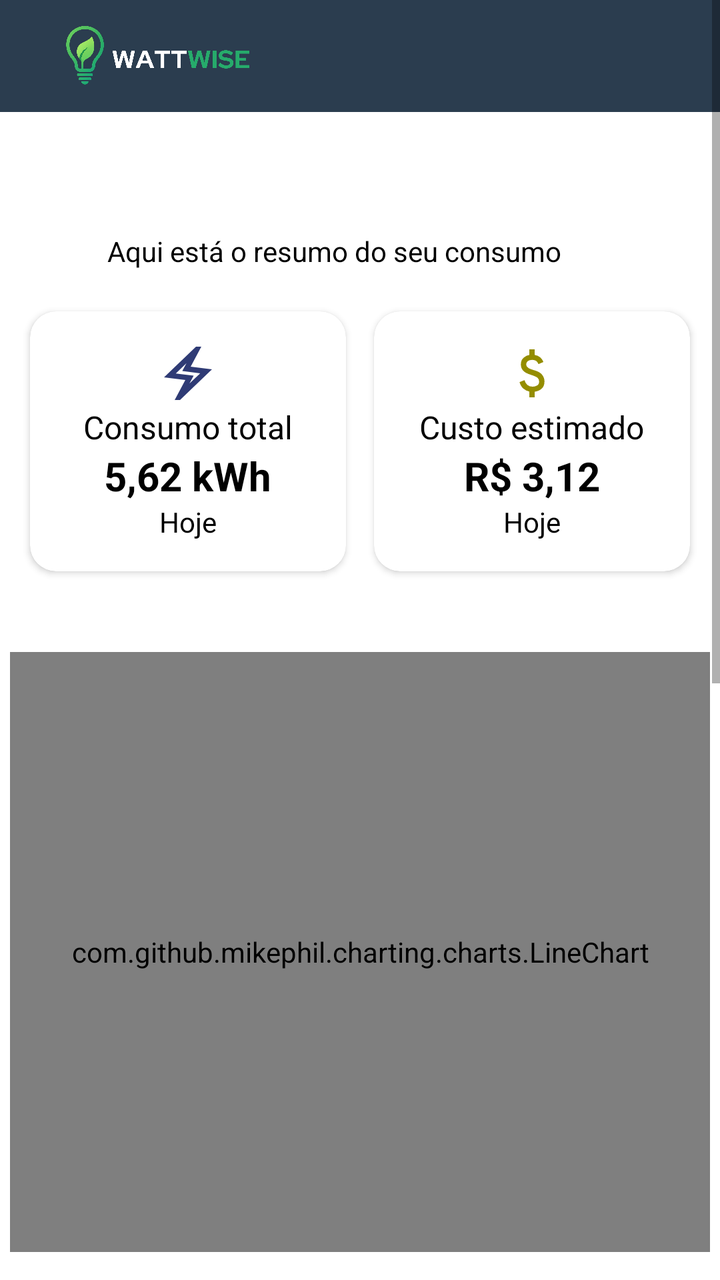
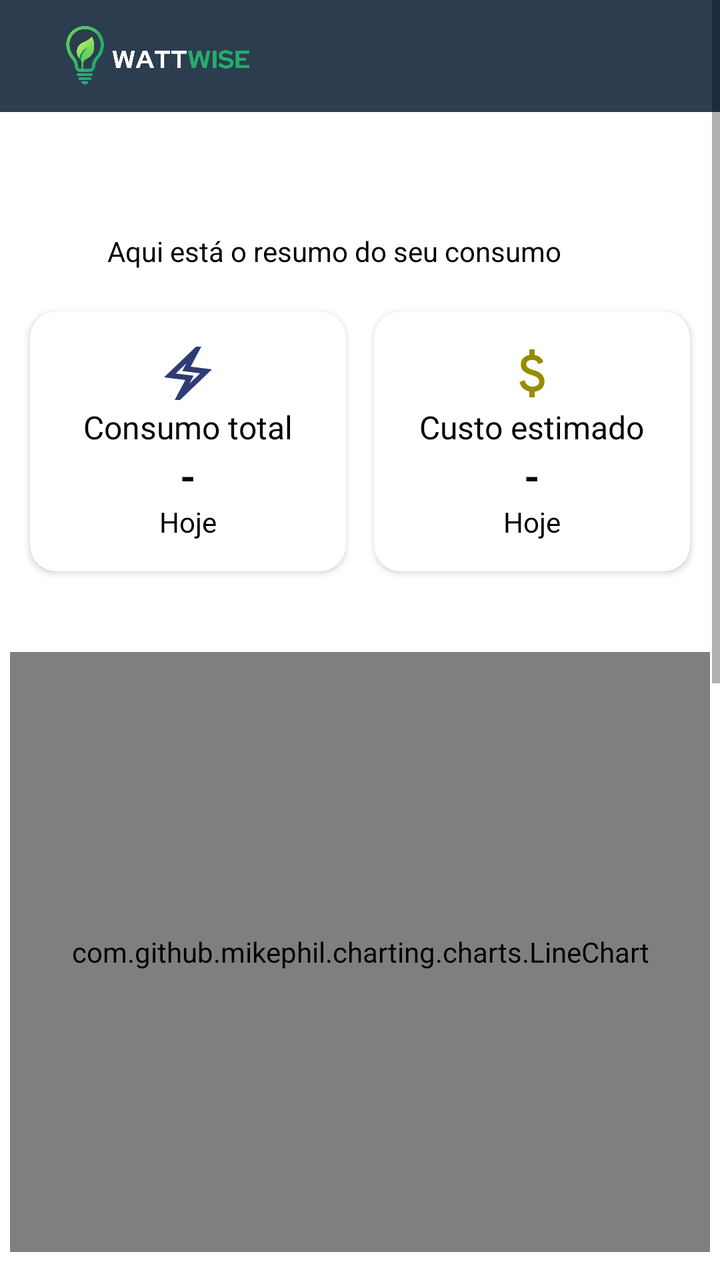

Two renders of the same Android screen: before a commit and after it. Below are the layout's source before the change and the commit's diff.
<!-- AndroidManifest.xml: application theme Theme.WattWiseApp -->
<!-- res/layout/activity_dashboard.xml -->
<?xml version="1.0" encoding="utf-8"?>
<ScrollView
    xmlns:android="http://schemas.android.com/apk/res/android"
    xmlns:app="http://schemas.android.com/apk/res-auto"
    xmlns:tools="http://schemas.android.com/tools"
    android:background="?android:attr/windowBackground"
    android:layout_width="match_parent"
    android:layout_height="match_parent"
    android:fillViewport="true">

    <androidx.constraintlayout.widget.ConstraintLayout
        android:id="@+id/main"
        android:layout_width="match_parent"
        android:layout_height="match_parent"
        tools:context=".Dashboard">

        
        <com.google.android.material.appbar.MaterialToolbar
            android:id="@+id/toolbar"
            android:layout_width="0dp"
            android:layout_height="wrap_content"
            android:background="#2B3D4F"
            android:title=""
            android:titleTextColor="@android:color/white"
            app:popupTheme="@style/MenuBranco"
            app:layout_constraintEnd_toEndOf="parent"
            app:layout_constraintStart_toStartOf="parent"
            app:layout_constraintTop_toTopOf="parent" />


        <ImageView
            android:layout_width="120dp"
            android:layout_height="32dp"
            android:layout_gravity="start"
            android:layout_marginStart="-200dp"
            android:scaleType="fitCenter"
            android:src="@drawable/logoo"
            app:layout_constraintBottom_toBottomOf="@+id/toolbar"
            app:layout_constraintEnd_toEndOf="@+id/toolbar"
            app:layout_constraintStart_toStartOf="@+id/toolbar"
            app:layout_constraintTop_toTopOf="parent" />

        
        <com.github.mikephil.charting.charts.PieChart
            android:id="@+id/pieChartConsumo"
            android:layout_width="match_parent"
            android:layout_height="300dp"
            android:layout_marginTop="24dp"
            app:layout_constraintEnd_toEndOf="parent"
            app:layout_constraintHorizontal_bias="0.0"
            app:layout_constraintStart_toStartOf="parent"
            app:layout_constraintTop_toBottomOf="@+id/txtHighlights2" />

        
        <com.github.mikephil.charting.charts.LineChart
            android:id="@+id/energyChart"
            android:layout_width="350dp"
            android:layout_height="300dp"
            android:layout_marginTop="270dp"
            app:layout_constraintEnd_toEndOf="parent"
            app:layout_constraintStart_toStartOf="parent"
            app:layout_constraintTop_toBottomOf="@+id/toolbar" />

        <TextView
            android:id="@+id/displayName"
            android:layout_width="100dp"
            android:layout_height="wrap_content"
            android:layout_marginStart="50dp"
            android:layout_marginTop="2dp"
            android:layout_marginBottom="-20dp"
            android:text=""
            android:textColor="@color/black"
            android:textSize="20sp"
            android:textStyle="bold"
            app:layout_constraintBottom_toTopOf="@+id/textView5"
            app:layout_constraintEnd_toEndOf="parent"
            app:layout_constraintHorizontal_bias="0.024"
            app:layout_constraintStart_toStartOf="parent"
            app:layout_constraintTop_toBottomOf="@+id/toolbar" />

        <TextView
            android:id="@+id/textView5"
            android:layout_width="wrap_content"
            android:layout_height="wrap_content"
            android:layout_marginStart="50dp"
            android:text="Aqui está o resumo do seu consumo"
            android:textColor="@color/black"
            app:layout_constraintBottom_toTopOf="@+id/layoutHigh"
            app:layout_constraintEnd_toEndOf="parent"
            app:layout_constraintHorizontal_bias="0.045"
            app:layout_constraintStart_toStartOf="parent"
            app:layout_constraintTop_toBottomOf="@+id/displayName" />

        <LinearLayout
            android:id="@+id/layoutHigh"
            android:layout_width="0dp"
            android:layout_height="wrap_content"
            android:gravity="center"
            android:orientation="horizontal"

            android:padding="8dp"
            app:layout_constraintBottom_toTopOf="@+id/energyChart"
            app:layout_constraintEnd_toEndOf="parent"
            app:layout_constraintHorizontal_bias="0.0"
            app:layout_constraintStart_toStartOf="parent"
            app:layout_constraintTop_toBottomOf="@+id/textView5">

            
            <androidx.cardview.widget.CardView
                android:id="@+id/cardLeft"
                android:layout_width="0dp"
                android:layout_height="wrap_content"
                android:layout_margin="7dp"
                android:layout_weight="1"
                app:cardCornerRadius="13dp"
                >

                <LinearLayout
                    android:layout_width="match_parent"
                    android:layout_height="130dp"
                    android:gravity="center"
                    android:orientation="vertical"

                    android:padding="12dp">

                    <ImageView
                        android:layout_width="32dp"
                        android:layout_height="32dp"
                        android:src="@drawable/outline_electric_bolt_24" />


                    <TextView
                        android:layout_width="wrap_content"
                        android:layout_height="wrap_content"
                        android:text="Consumo total"
                        android:textColor="#000000"
                        android:textSize="16sp" />

                    <TextView
                        android:layout_width="wrap_content"
                        android:layout_height="wrap_content"
                        android:text="5,62 kWh"
                        android:textColor="#000000"
                        android:textSize="20sp"
                        android:textStyle="bold" />

                    <TextView
                        android:layout_width="wrap_content"
                        android:layout_height="wrap_content"
                        android:text="Hoje"
                        android:textColor="#000000"
                        android:textSize="14sp" />

                </LinearLayout>
            </androidx.cardview.widget.CardView>

            
            <androidx.cardview.widget.CardView
                android:id="@+id/cardRight"
                android:layout_width="0dp"
                android:layout_height="wrap_content"
                android:layout_margin="7dp"
                android:layout_weight="1"
                app:cardCornerRadius="13dp"
                >

                <LinearLayout
                    android:layout_width="match_parent"
                    android:layout_height="130dp"
                    android:gravity="center"
                    android:orientation="vertical"

                    android:padding="12dp">

                    <ImageView
                        android:layout_width="32dp"
                        android:layout_height="32dp"
                        android:src="@drawable/outline_attach_money_24" />

                    <TextView
                        android:layout_width="wrap_content"
                        android:layout_height="wrap_content"
                        android:text="Custo estimado"
                        android:textColor="#000000"
                        android:textSize="16sp" />

                    <TextView
                        android:layout_width="wrap_content"
                        android:layout_height="wrap_content"
                        android:text="R$ 3,12"
                        android:textColor="#000000"
                        android:textSize="20sp"
                        android:textStyle="bold" />

                    <TextView
                        android:layout_width="wrap_content"
                        android:layout_height="wrap_content"
                        android:text="Hoje"
                        android:textColor="#000000"
                        android:textSize="14sp" />

                </LinearLayout>
            </androidx.cardview.widget.CardView>

        </LinearLayout>

        <TextView
            android:id="@+id/txtHighlights"
            android:layout_width="wrap_content"
            android:layout_height="wrap_content"
            android:layout_marginStart="16dp"
            android:layout_marginTop="34dp"
            android:layout_marginEnd="264dp"
            android:layout_marginBottom="170dp"
            android:text="Destaques de hoje"
            android:textColor="#000000"
            android:textSize="18sp"
            android:textStyle="bold"
            app:layout_constraintBottom_toTopOf="@+id/layoutHighlights"
            app:layout_constraintEnd_toEndOf="parent"
            app:layout_constraintHorizontal_bias="0.0"
            app:layout_constraintStart_toStartOf="parent"
            app:layout_constraintTop_toBottomOf="@id/energyChart"
            app:layout_constraintVertical_bias="0.049" />

        <TextView
            android:id="@+id/txtHighlights2"
            android:layout_width="wrap_content"
            android:layout_height="wrap_content"
            android:text="Ações principais"
            android:textColor="#000000"
            android:textSize="18sp"
            android:textStyle="bold"
            app:layout_constraintEnd_toEndOf="parent"
            app:layout_constraintHorizontal_bias="0.084"
            app:layout_constraintStart_toStartOf="parent"
            app:layout_constraintTop_toBottomOf="@+id/layoutHighlights" />

        <LinearLayout
            android:id="@+id/layoutHighlights"
            android:layout_width="0dp"
            android:layout_height="wrap_content"
            android:layout_marginTop="22dp"
            android:gravity="center"
            android:orientation="horizontal"
            app:layout_constraintEnd_toEndOf="parent"
            app:layout_constraintStart_toStartOf="parent"
            app:layout_constraintTop_toBottomOf="@+id/txtHighlights">

            
            <androidx.cardview.widget.CardView
                android:layout_width="0dp"
                android:layout_height="wrap_content"
                android:layout_margin="7dp"
                android:layout_weight="1"
                app:cardCornerRadius="13dp"
                >

                <LinearLayout
                    android:layout_width="match_parent"
                    android:layout_height="130dp"
                    android:gravity="center"
                    android:orientation="vertical"
                    android:background="#FFDFDF"
                    android:padding="12dp">

                    <ImageView
                        android:layout_width="32dp"
                        android:layout_height="32dp"
                        android:src="@drawable/outline_assignment_late_24" />

                    <TextView
                        android:layout_width="wrap_content"
                        android:layout_height="wrap_content"
                        android:layout_marginTop="6dp"
                        android:gravity="center"
                        android:text="Pico de consumo"
                        android:textAlignment="center"
                        android:textColor="#000000"
                        android:textSize="14sp"
                         />

                    <TextView
                        android:layout_width="wrap_content"
                        android:layout_height="wrap_content"
                        android:gravity="center"
                        android:text="2.3 kWh"
                        android:textColor="#000000"
                        android:textStyle="bold"
                        android:textAlignment="center"

                        app:cardCornerRadius="12dp"
                        android:textSize="14sp" />

                    <TextView
                        android:layout_width="wrap_content"
                        android:layout_height="wrap_content"
                        android:gravity="center"
                        android:text="às 14:35"
                        android:textAlignment="center"
                        android:textColor="#777777"
                        android:textSize="12sp" />
                </LinearLayout>
            </androidx.cardview.widget.CardView>

            
            <androidx.cardview.widget.CardView
                android:layout_width="0dp"
                android:layout_height="wrap_content"
                android:layout_margin="7dp"
                android:layout_weight="1"
                app:cardCornerRadius="13dp"
                >

                <LinearLayout
                    android:layout_width="match_parent"
                    android:layout_height="130dp"
                    android:gravity="center"
                    android:orientation="vertical"
                    android:background="#ECFFEC"
                    android:padding="12dp">

                    <ImageView
                        android:layout_width="32dp"
                        android:layout_height="32dp"
                        android:src="@drawable/outline_energy_savings_leaf_24" />

                    <TextView
                        android:layout_width="wrap_content"
                        android:layout_height="wrap_content"
                        android:layout_marginTop="6dp"
                        android:gravity="center"
                        android:text="Menor consumo"
                        android:textColor="#000000"
                        android:textAlignment="center"
                        android:textSize="14sp"
                         />

                    <TextView
                        android:layout_width="wrap_content"
                        android:layout_height="wrap_content"
                        android:gravity="center"
                        android:textStyle="bold"
                        android:text="0.32 kWh"
                        android:textAlignment="center"
                        android:textColor="#000000"
                        android:textSize="14sp" />

                    <TextView
                        android:layout_width="wrap_content"
                        android:layout_height="wrap_content"
                        android:gravity="center"
                        android:text="às 02:00"
                        android:textAlignment="center"
                        android:textColor="#777777"
                        android:textSize="12sp" />
                </LinearLayout>
            </androidx.cardview.widget.CardView>

            
            <androidx.cardview.widget.CardView
                android:layout_width="0dp"
                android:layout_height="wrap_content"
                android:layout_margin="7dp"
                android:layout_weight="1"
                app:cardCornerRadius="13dp"
                >

                <LinearLayout
                    android:layout_width="match_parent"
                    android:layout_height="130dp"
                    android:gravity="center"
                    android:orientation="vertical"
                    android:background="#FFF8EB"
                    android:padding="12dp">

                    <ImageView
                        android:layout_width="32dp"
                        android:layout_height="32dp"
                        android:src="@drawable/outline_lightbulb_2_24" />

                    <TextView
                        android:layout_width="wrap_content"
                        android:layout_height="wrap_content"
                        android:layout_marginTop="6dp"
                        android:gravity="center"
                        android:text="Mais consumiu"
                        android:textColor="#000000"
                        android:textAlignment="center"
                        android:textSize="14sp"
                         />

                    <TextView
                        android:layout_width="wrap_content"
                        android:layout_height="wrap_content"
                        android:gravity="center"
                        android:text="Chuveiro"
                        android:textStyle="bold"
                        android:textAlignment="center"
                        android:textColor="#000000"
                        android:textSize="14sp" />

                    <TextView
                        android:layout_width="wrap_content"
                        android:layout_height="wrap_content"
                        android:gravity="center"
                        android:text="1,35 kWh"
                        android:textAlignment="center"
                        android:textColor="#777777"
                        android:textSize="12sp" />
                </LinearLayout>
            </androidx.cardview.widget.CardView>

        </LinearLayout>


    </androidx.constraintlayout.widget.ConstraintLayout>
</ScrollView>
<!-- resources referenced by this layout -->
<resources>
  <color name="black">#FF000000</color>
  <!-- drawable outline_attach_money_24 (drawable) -->
  <vector xmlns:android="http://schemas.android.com/apk/res/android" android:height="24dp" android:tint="#948D00" android:viewportHeight="960" android:viewportWidth="960" android:width="24dp">
        
      <path android:fillColor="@android:color/white" android:pathData="M441,840L441,754Q388,742 349.5,708Q311,674 293,612L367,582Q382,630 411.5,655Q441,680 489,680Q530,680 558.5,661.5Q587,643 587,604Q587,569 565,548.5Q543,528 463,502Q377,475 345,437.5Q313,400 313,346Q313,281 355,245Q397,209 441,204L441,120L521,120L521,204Q571,212 603.5,240.5Q636,269 651,310L577,342Q565,310 543,294Q521,278 483,278Q439,278 416,297.5Q393,317 393,346Q393,379 423,398Q453,417 527,438Q596,458 631.5,501.5Q667,545 667,602Q667,673 625,710Q583,747 521,756L521,840L441,840Z"/>
      
  </vector>
  <!-- drawable outline_electric_bolt_24 (drawable) -->
  <vector xmlns:android="http://schemas.android.com/apk/res/android" android:height="24dp" android:tint="#2F3B75" android:viewportHeight="960" android:viewportWidth="960" android:width="24dp">
        
      <path android:fillColor="@android:color/white" android:pathData="M280,880L440,580L120,540L600,80L680,80L520,380L840,420L360,880L280,880ZM502,633L663,479L394,445L457,328L297,482L565,515L502,633ZM480,480L480,480L480,480L480,480L480,480L480,480Z"/>
      
  </vector>
  <!-- drawable outline_energy_savings_leaf_24 (drawable) -->
  <vector xmlns:android="http://schemas.android.com/apk/res/android" android:height="24dp" android:tint="#15AE00" android:viewportHeight="960" android:viewportWidth="960" android:width="24dp">
        
      <path android:fillColor="@android:color/white" android:pathData="M480,720Q580,720 649,650Q718,580 720,480L720,240L480,240Q380,242 310,311Q240,380 240,480Q240,580 310,650Q380,720 480,720ZM433,653L617,489Q626,481 622,470Q618,459 606,457L462,443L548,324Q551,319 551.5,314.5Q552,310 548,306Q544,301 538,301.5Q532,302 527,306L344,470Q335,478 339,489Q343,500 355,502L499,516L412,635Q409,640 409,644.5Q409,649 413,653Q417,657 422.5,657Q428,657 433,653ZM480,800Q424,800 374.5,782.5Q325,765 284,733L229,788Q223,794 215.5,797Q208,800 200,800Q183,800 171.5,788.5Q160,777 160,760Q160,752 163,744.5Q166,737 172,731L227,676Q195,635 177.5,585.5Q160,536 160,480Q160,346 253,253Q346,160 480,160L800,160L800,480Q800,614 707,707Q614,800 480,800ZM480,480Q480,480 480,480Q480,480 480,480Q480,480 480,480Q480,480 480,480L480,480L480,480Q480,480 480,480Q480,480 480,480Z"/>
      
  </vector>
  <style name="MenuBranco" parent="ThemeOverlay.Material3.Light">
          <item name="colorSurface">#FFFFFF</item>
          <item name="colorOnSurface">#000000</item>
          <item name="android:background">#FFFFFF</item>
      </style>
  <style name="Theme.WattWiseApp" parent="Base.Theme.WattWiseApp" />
  <style name="Base.Theme.WattWiseApp" parent="Theme.MaterialComponents.DayNight.NoActionBar">
          
          
      </style>
  <!-- unchanged entries left out for length: 3 -->
</resources>

<!-- the commit's change to res/layout/activity_dashboard.xml (unified diff, before → after) -->
@@ -137,9 +137,10 @@
                         android:textSize="16sp" />
 
                     <TextView
-                        android:layout_width="wrap_content"
-                        android:layout_height="wrap_content"
-                        android:text="5,62 kWh"
+                        android:id="@+id/displayConsumoTotal"
+                        android:layout_width="wrap_content"
+                        android:layout_height="wrap_content"
+                        android:text="-"
                         android:textColor="#000000"
                         android:textSize="20sp"
                         android:textStyle="bold" />
@@ -185,9 +186,10 @@
                         android:textSize="16sp" />
 
                     <TextView
-                        android:layout_width="wrap_content"
-                        android:layout_height="wrap_content"
-                        android:text="R$ 3,12"
+                        android:id="@+id/displayCustoEstimado"
+                        android:layout_width="wrap_content"
+                        android:layout_height="wrap_content"
+                        android:text="-"
                         android:textColor="#000000"
                         android:textSize="20sp"
                         android:textStyle="bold" />
@@ -281,6 +283,7 @@
                          />
 
                     <TextView
+                        android:id="@+id/displayPico"
                         android:layout_width="wrap_content"
                         android:layout_height="wrap_content"
                         android:gravity="center"
@@ -293,6 +296,7 @@
                         android:textSize="14sp" />
 
                     <TextView
+                        android:id="@+id/displayHoraPico"
                         android:layout_width="wrap_content"
                         android:layout_height="wrap_content"
                         android:gravity="center"
@@ -337,6 +341,7 @@
                          />
 
                     <TextView
+                        android:id="@+id/displayMenorConsumo"
                         android:layout_width="wrap_content"
                         android:layout_height="wrap_content"
                         android:gravity="center"
@@ -347,6 +352,7 @@
                         android:textSize="14sp" />
 
                     <TextView
+                        android:id="@+id/displayHoraMenor"
                         android:layout_width="wrap_content"
                         android:layout_height="wrap_content"
                         android:gravity="center"
@@ -391,6 +397,7 @@
                          />
 
                     <TextView
+                        android:id="@+id/displayEletConsumo"
                         android:layout_width="wrap_content"
                         android:layout_height="wrap_content"
                         android:gravity="center"
@@ -401,6 +408,7 @@
                         android:textSize="14sp" />
 
                     <TextView
+                        android:id="@+id/displayConsElet"
                         android:layout_width="wrap_content"
                         android:layout_height="wrap_content"
                         android:gravity="center"
